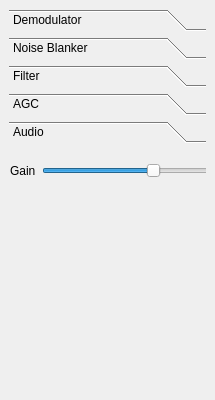
Before: the Qt Designer form qtgui/dockrxopt.ui in gqrx-sdr/gqrx, drawn with Qt 5.
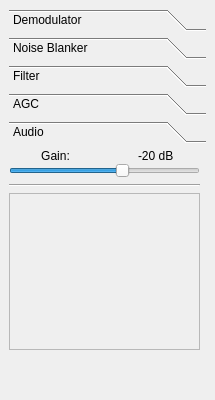
After: the same form once the commit is applied. The open tabs and pages were chosen to show the change.

Commit message: Fix audio controls layout. Show current audio gain setting.

```diff
--- a/qtgui/dockrxopt.ui
+++ b/qtgui/dockrxopt.ui
@@ -358,8 +358,8 @@
         <rect>
          <x>0</x>
          <y>0</y>
-         <width>100</width>
-         <height>30</height>
+         <width>197</width>
+         <height>202</height>
         </rect>
        </property>
        <attribute name="label">
@@ -368,22 +368,67 @@
        <widget class="QWidget" name="layoutWidget">
         <property name="geometry">
          <rect>
-          <x>1</x>
-          <y>11</y>
-          <width>251</width>
-          <height>21</height>
+          <x>0</x>
+          <y>0</y>
+          <width>191</width>
+          <height>201</height>
          </rect>
         </property>
-        <layout class="QHBoxLayout" name="horizontalLayout">
+        <layout class="QVBoxLayout" name="verticalLayout_4">
          <item>
+          <layout class="QGridLayout" name="gridLayout">
+           <property name="horizontalSpacing">
+            <number>6</number>
+           </property>
+           <property name="verticalSpacing">
+            <number>0</number>
+           </property>
+           <item row="0" column="0">
           <widget class="QLabel" name="audioGainLabel">
+             <property name="sizePolicy">
+              <sizepolicy hsizetype="Minimum" vsizetype="Preferred">
+               <horstretch>0</horstretch>
+               <verstretch>0</verstretch>
+              </sizepolicy>
+             </property>
            <property name="text">
-            <string>Gain</string>
-           </property>
-          </widget>
-         </item>
-         <item>
+              <string>Gain:</string>
+             </property>
+             <property name="alignment">
+              <set>Qt::AlignCenter</set>
+             </property>
+            </widget>
+           </item>
+           <item row="0" column="1">
+            <widget class="QLabel" name="audioGainDbLabel">
+             <property name="sizePolicy">
+              <sizepolicy hsizetype="Preferred" vsizetype="Preferred">
+               <horstretch>0</horstretch>
+               <verstretch>0</verstretch>
+              </sizepolicy>
+             </property>
+             <property name="text">
+              <string> -20 dB</string>
+             </property>
+             <property name="alignment">
+              <set>Qt::AlignCenter</set>
+             </property>
+             <property name="margin">
+              <number>0</number>
+             </property>
+             <property name="indent">
+              <number>1</number>
+             </property>
+            </widget>
+           </item>
+           <item row="1" column="0" colspan="2">
           <widget class="QSlider" name="audioGainSlider">
+             <property name="sizePolicy">
+              <sizepolicy hsizetype="MinimumExpanding" vsizetype="Fixed">
+               <horstretch>0</horstretch>
+               <verstretch>0</verstretch>
+              </sizepolicy>
+             </property>
            <property name="toolTip">
             <string>Audio gain</string>
            </property>
@@ -404,13 +449,31 @@
            </property>
           </widget>
          </item>
+          </layout>
+         </item>
          <item>
-          <widget class="QLabel" name="audioGainDbLabel">
-           <property name="text">
-            <string>0 dB</string>
+          <widget class="Line" name="line">
+           <property name="orientation">
+            <enum>Qt::Horizontal</enum>
            </property>
-           <property name="alignment">
-            <set>Qt::AlignRight|Qt::AlignTrailing|Qt::AlignVCenter</set>
+          </widget>
+         </item>
+         <item>
+          <widget class="QFrame" name="frame">
+           <property name="sizePolicy">
+            <sizepolicy hsizetype="MinimumExpanding" vsizetype="MinimumExpanding">
+             <horstretch>0</horstretch>
+             <verstretch>0</verstretch>
+            </sizepolicy>
+           </property>
+           <property name="toolTip">
+            <string>Audio spectrum and filter</string>
+           </property>
+           <property name="frameShape">
+            <enum>QFrame::StyledPanel</enum>
+           </property>
+           <property name="frameShadow">
+            <enum>QFrame::Raised</enum>
            </property>
           </widget>
          </item>
```
Left out of the diff: 27 changed lines with no effect on the pictures. Lines whose indentation alone changed are shown as unchanged. The commit also changes 1 other file.
